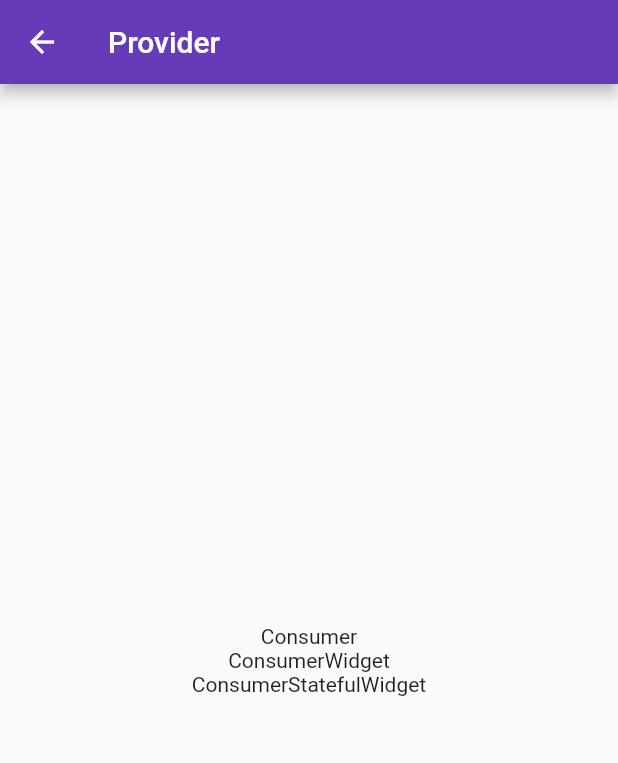
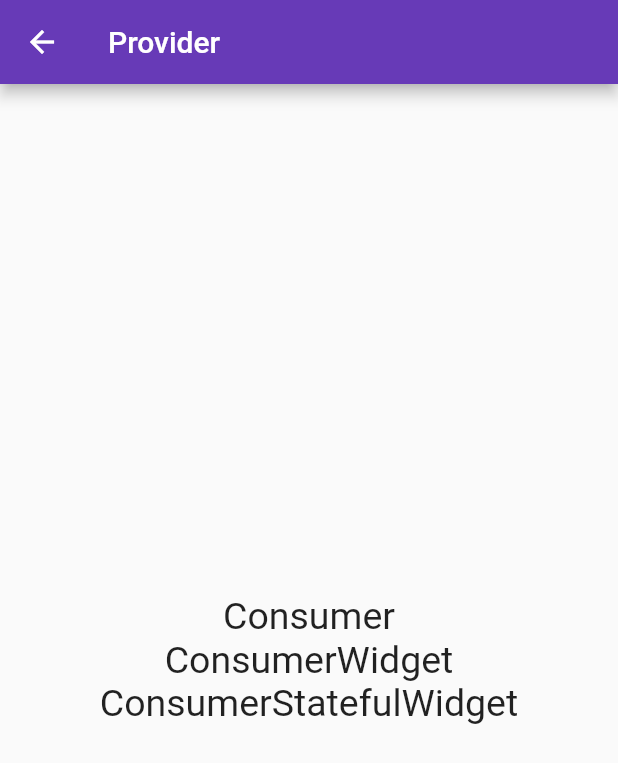
Before and after one commit to ruvima/riverpod_test, a Flutter app: the screen it shows after launch, after a tap on "Provider", on a phone screen of 412 x 824 dp. Shown: the top 763 px of the screen. Run offline on Flutter 3.47's test engine with Material 2 defaults, Android fonts, the phone set to English and light mode, and no system bars; our stand-ins replace flutter_riverpod.

Commit message:
state notifier provider

```diff
--- a/lib/main.dart
+++ b/lib/main.dart
@@ -4,6 +4,7 @@ import 'package:riverpod_test/src/routes/routes.dart';
 import 'package:riverpod_test/src/screens/change_notifier_screen/change_notifier_screen.dart';
 import 'package:riverpod_test/src/screens/home_screen.dart';
 import 'package:riverpod_test/src/screens/provider_screen/provider_screen.dart';
+import 'package:riverpod_test/src/screens/state_notifier_screen/state_notifier_screen.dart';
 import 'package:riverpod_test/src/screens/state_provider_screen/state_provider_screen.dart';
 
 void main() => runApp(const ProviderScope(child: MyApp()));
@@ -24,9 +25,11 @@ class MyApp extends StatelessWidget {
       routes: {
         Routes.homeScreen: (_) => const HomeScreen(),
         Routes.providerScreen: (_) => const ProviderScreen(),
-        Routes.changeNotifierScreen: (_) =>
+        Routes.changeNotifierProviderScreen: (_) =>
             const ChangeNotifierProviderScreen(),
         Routes.stateProviderScreen: (_) => const StateProviderScreen(),
+        Routes.stateNotifierProviderScreen: (_) =>
+            const StateNotifierProviderScreen(),
       },
     );
   }
--- a/lib/src/routes/routes.dart
+++ b/lib/src/routes/routes.dart
@@ -1,6 +1,9 @@
 abstract class Routes {
   static const String homeScreen = 'home_screen';
   static const String providerScreen = 'provider_screen';
-  static const String changeNotifierScreen = 'change_notifier_screen';
+  static const String changeNotifierProviderScreen =
+      'change_notifier_provider_screen';
   static const String stateProviderScreen = 'state_provider_screen';
+  static const String stateNotifierProviderScreen =
+      'state_notifier_provider_screen';
 }
--- a/lib/src/screens/home_screen.dart
+++ b/lib/src/screens/home_screen.dart
@@ -22,7 +22,8 @@ class HomeScreen extends StatelessWidget {
             ),
             TextButton(
               onPressed: () {
-                Navigator.pushNamed(context, Routes.changeNotifierScreen);
+                Navigator.pushNamed(
+                    context, Routes.changeNotifierProviderScreen);
               },
               child: const Text('Change Notifier'),
             ),
@@ -32,6 +33,13 @@ class HomeScreen extends StatelessWidget {
               },
               child: const Text('State Provider'),
             ),
+            TextButton(
+              onPressed: () {
+                Navigator.pushNamed(
+                    context, Routes.stateNotifierProviderScreen);
+              },
+              child: const Text('State Notifier Provider'),
+            ),
           ],
         ),
       ),
--- a/lib/src/screens/provider_screen/provider_screen.dart
+++ b/lib/src/screens/provider_screen/provider_screen.dart
@@ -1,10 +1,11 @@
+// ignore_for_file: public_member_api_docs, sort_constructors_first
 import 'package:flutter/material.dart';
 import 'package:flutter_riverpod/flutter_riverpod.dart';
+
 import 'package:riverpod_test/src/screens/provider_screen/provider/provider.dart';
 
 class ProviderScreen extends StatelessWidget {
   const ProviderScreen({Key? key}) : super(key: key);
-
   @override
   Widget build(BuildContext context) {
     return Scaffold(
@@ -24,7 +25,9 @@ class ProviderScreen extends StatelessWidget {
 }
 
 class _WithConsumer extends StatelessWidget {
-  const _WithConsumer({Key? key}) : super(key: key);
+  const _WithConsumer({
+    Key? key,
+  }) : super(key: key);
 
   @override
   Widget build(BuildContext context) {
@@ -32,7 +35,10 @@ class _WithConsumer extends StatelessWidget {
       builder: (_, ref, __) {
         final message1 = ref.read(message1Provider);
         return Center(
-          child: Text(message1),
+          child: Text(
+            message1,
+            style: const TextStyle(fontSize: 25),
+          ),
         );
       },
     );
@@ -46,7 +52,10 @@ class _WithConsumerWidget extends ConsumerWidget {
   Widget build(BuildContext context, WidgetRef ref) {
     final message2 = ref.read(message2Provider);
     return Center(
-      child: Text(message2),
+      child: Text(
+        message2,
+        style: const TextStyle(fontSize: 25),
+      ),
     );
   }
 }
@@ -71,7 +80,10 @@ class __WithConsumerStatefulWidgetState
   @override
   Widget build(BuildContext context) {
     return Center(
-      child: Text(message3),
+      child: Text(
+        message3,
+        style: const TextStyle(fontSize: 25),
+      ),
     );
   }
 }
```
Also changed, not shown: lib/src/screens/state_notifier_screen/provider/state_notifier_provider.dart (added, +23 -0 lines), lib/src/screens/state_notifier_screen/state_notifier_screen.dart (added, +53 -0 lines).
